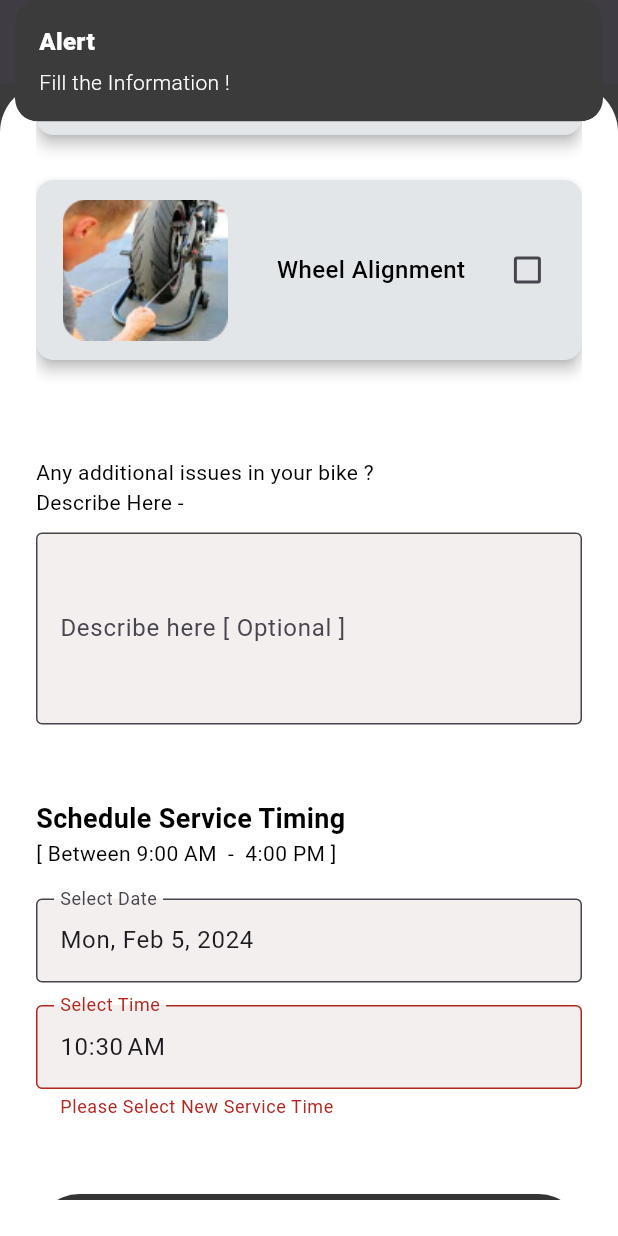
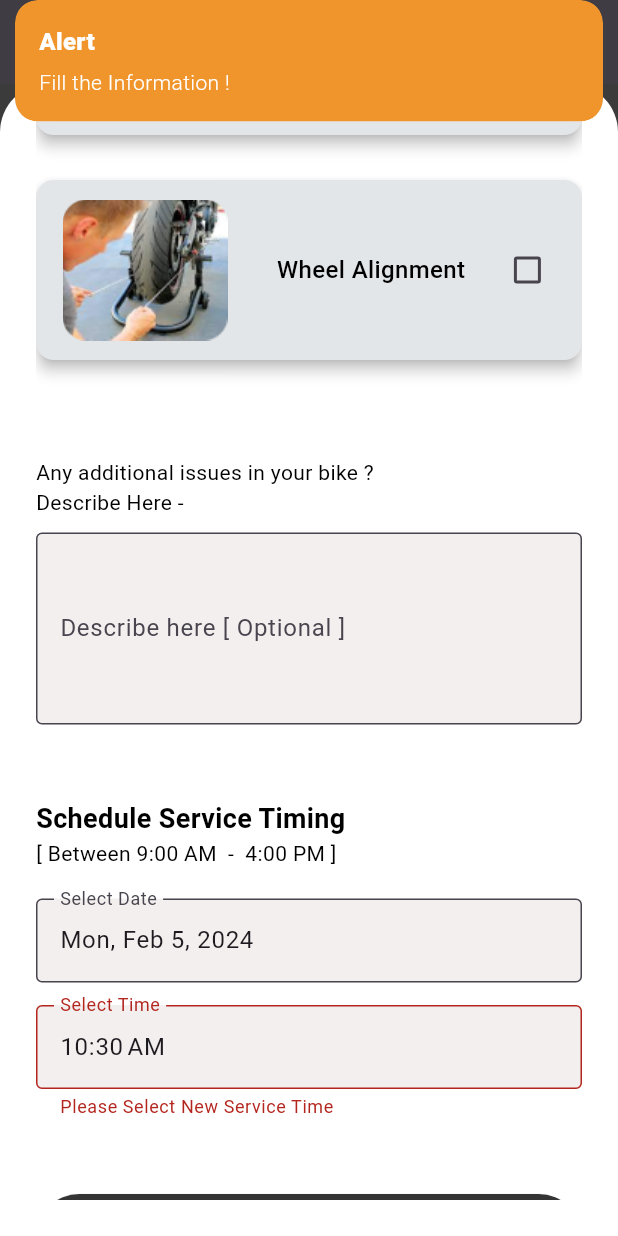
Before and after one commit to Rahul-Sharma-Github/Bike-Service-App, a Flutter app: the ScheduleServicePage screen opened directly, scrolled down 1152 dp, after a tap on "View Receipt Summary >", on a phone screen of 412 x 824 dp. Run offline on Flutter 3.47's test engine with Material 3 defaults, Android fonts, the phone set to English and light mode, and no system bars; our stand-ins replace cloud_firestore, device_preview, firebase_auth, firebase_core, get; accounts and stored records are empty; statements that could not run were skipped.

Commit message:
Added bgColor Parameter to snackbarWidget | Added Colors for SnackbarWidget | Fixed all snackbarWidget with bgColor parameter | Changed the QuerySnapshot to get data orderBy = "Booking ID" field and in a Decending Order  | All working Fine !

```diff
--- a/lib/app/core/constants/theme/colors/colors.dart
+++ b/lib/app/core/constants/theme/colors/colors.dart
@@ -21,4 +21,9 @@ class AppColors {
   static const Color notStartedBoxColor = Color(0xff737475);
   static const Color pendingOrRuningBoxColor = Color(0xffF4A227);
   static const Color doneOrPaidBoxColor = Color(0xff3EBF01);
+
+  // Snackbar Color
+  static const Color snackBarColorSuccess = Color(0xff3EBF01);
+  static const Color snackBarColorWarning = Color(0xffF0952B);
+  static const Color snackBarColorNormal = Color(0xff3C3B3B);
 }
--- a/lib/app/features/my_services/data/repositories_implement/my_services_repo_impl.dart
+++ b/lib/app/features/my_services/data/repositories_implement/my_services_repo_impl.dart
@@ -14,6 +14,7 @@ class MyServicesRepoImpl implements MyServicesRepository {
           .collection('services')
           .doc(FirebaseAuth.instance.currentUser!.uid)
           .collection('myservices')
+          .orderBy('Booking ID', descending: true)
           .snapshots();
     } catch (e) {
       debugPrint(
--- a/lib/app/features/my_services/presentation/pages/my_services_page/my_services_page.dart
+++ b/lib/app/features/my_services/presentation/pages/my_services_page/my_services_page.dart
@@ -84,7 +84,6 @@ class MyServicesPage extends StatelessWidget {
                       );
                     } else {
                       return ListView.builder(
-                        reverse: false,
                         physics: const ClampingScrollPhysics(),
                         shrinkWrap: true,
                         primary: false,
--- a/lib/app/features/schedule_service/presentation/pages/schedule_service_page/schedule_service_page.dart
+++ b/lib/app/features/schedule_service/presentation/pages/schedule_service_page/schedule_service_page.dart
@@ -466,8 +466,8 @@ class ScheduleServicePage extends StatelessWidget {
                       // Passing field values to next ScheduleSummaryPage
                       if (scheduleServicePageController
                           .selectedServicesListData.isEmpty) {
-                        snackbarWidget('Alert',
-                            'Atleast select 1 Service from Service List to continue !');
+                        snackbarWidget('Alert', 'Select Desired Service !',
+                            AppColors.snackBarColorWarning);
                       } else {
                         // creating new serviceStatus variable of type Map
                         // to store Default Service Status values
@@ -523,7 +523,8 @@ class ScheduleServicePage extends StatelessWidget {
                           'serviceTime = ${scheduleServicePageController.serviceTimeController.value.text}');
                     } else {
                       // Showing Snackbar for user, so that they know that fields are Empty
-                      snackbarWidget('Alert', 'Fill the Information !');
+                      snackbarWidget('Alert', 'Fill the Information !',
+                          AppColors.snackBarColorWarning);
 
                       // Debuging
                       // Checking saved invalid Values
--- a/lib/app/features/schedule_summary/presentation/pages/schedule_summary_page/schedule_summary_page.dart
+++ b/lib/app/features/schedule_summary/presentation/pages/schedule_summary_page/schedule_summary_page.dart
@@ -529,7 +529,8 @@ class ScheduleSummaryPage extends StatelessWidget {
                     );
 
                     // Showing Success Message
-                    snackbarWidget('Success', 'Service Created !');
+                    snackbarWidget('Success', 'Service Scheduled !',
+                        AppColors.snackBarColorSuccess);
 
                     // Go to landingPage -> HomePage and clear all route from Route Stack
                     Get.offAll(() => LandingPage());
--- a/lib/app/features/services/presentation/pages/service_page/service_page.dart
+++ b/lib/app/features/services/presentation/pages/service_page/service_page.dart
@@ -279,8 +279,10 @@ class ServicePage extends StatelessWidget {
                   // fetching and storing nextBookingId number | and then passing it to next page ( ScheduleServicePage )
                   try {
                     await servicePageController.fetchNextBookingId();
-                    snackbarWidget('New Booking ID Generated !',
-                        '[ Booking ID = ${servicePageController.nextBookingId.value} ]');
+                    snackbarWidget(
+                        'New Booking ID Generated !',
+                        '[ Booking ID = ${servicePageController.nextBookingId.value} ]',
+                        AppColors.snackBarColorSuccess);
 
                     await Get.to(() => ScheduleServicePage(
                           bookingId: servicePageController.nextBookingId.value,
--- a/lib/app/global/widget_components/snackbar.dart
+++ b/lib/app/global/widget_components/snackbar.dart
@@ -1,11 +1,12 @@
 import 'package:bike_service_app/app/core/constants/theme/colors/colors.dart';
+import 'package:flutter/material.dart';
 import 'package:get/get.dart';
 
-SnackbarController snackbarWidget(String title, String message) {
+SnackbarController snackbarWidget(String title, String message, Color bgColor) {
   return Get.snackbar(
     title,
     message,
-    backgroundColor: AppColors.backSheetColor,
+    backgroundColor: bgColor,
     colorText: AppColors.frontSheetColor,
   );
 }
```
